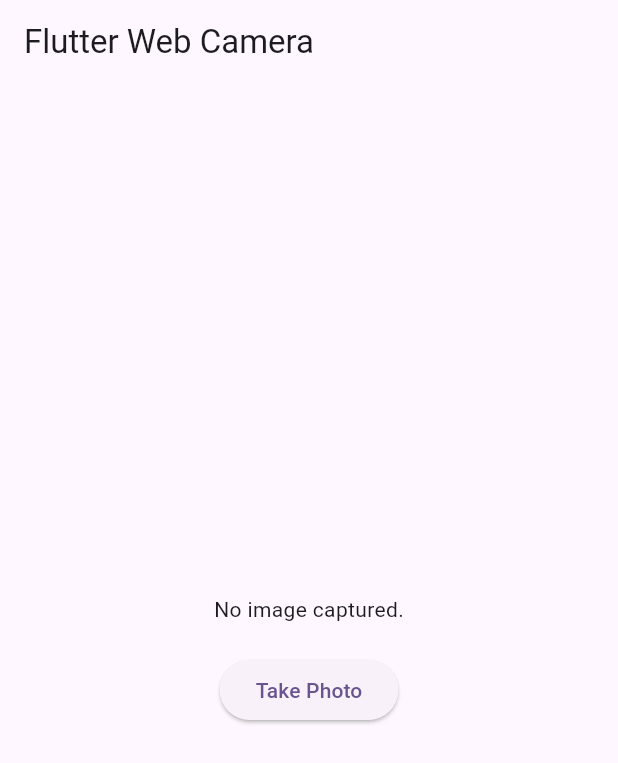
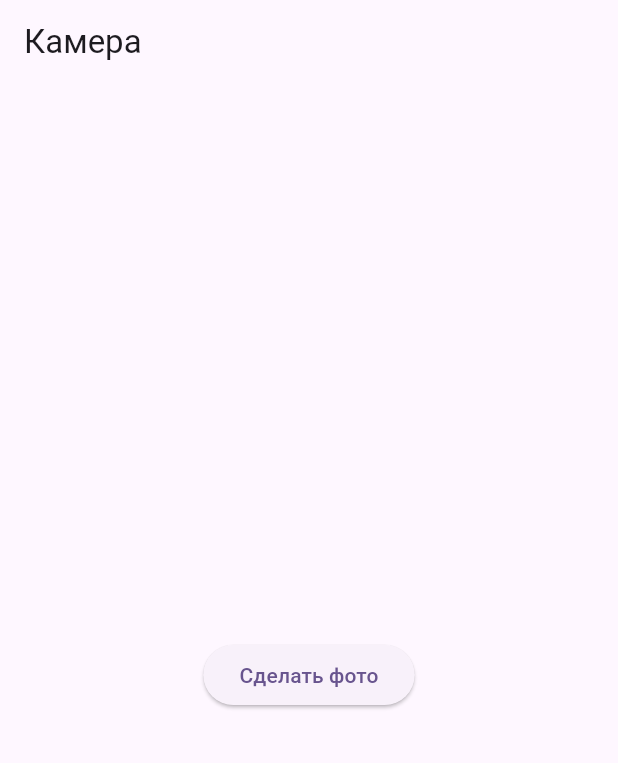
Before and after one commit to artemkholev/flutter_camera, a Flutter app: the screen it shows after launch, on a phone screen of 412 x 824 dp. Shown: the top 763 px of the screen. Run offline on Flutter 3.47's test engine with Material 3 defaults, Android fonts, the phone set to English and light mode, and no system bars; missing offline and left inert: dart:html.

Commit message:
Правки

```diff
--- a/lib/main.dart
+++ b/lib/main.dart
@@ -11,7 +11,7 @@ class MyApp extends StatelessWidget {
   @override
   Widget build(BuildContext context) {
     return MaterialApp(
-      title: 'Flutter Web Camera',
+      title: 'Камера',
       theme: ThemeData(
         colorScheme: ColorScheme.fromSeed(seedColor: Colors.deepPurple),
       ),
@@ -38,7 +38,7 @@ class _CameraScreenState extends State<CameraScreen> {
       videoElement.srcObject = mediaStream;
       videoElement.play();
 
-      final canvas = html.CanvasElement(width: 1000, height: 1000);
+      final canvas = html.CanvasElement(width: 640, height: 480);
       final context = canvas.context2D;
 
       videoElement.onCanPlay.listen((event) {
@@ -54,7 +54,7 @@ class _CameraScreenState extends State<CameraScreen> {
   Widget build(BuildContext context) {
     return Scaffold(
       appBar: AppBar(
-        title: const Text('Flutter Web Camera'),
+        title: const Text('Камера'),
       ),
       body: Center(
         child: Column(
@@ -63,16 +63,15 @@ class _CameraScreenState extends State<CameraScreen> {
             if (_imagePath != null)
               Image.network(
                 _imagePath!,
-                width: 300,
-                height: 300,
+                width: 1000,
+                height: 1000,
                 fit: BoxFit.cover,
               )
             else
-              const Text('No image captured.'),
             const SizedBox(height: 20),
             ElevatedButton(
               onPressed: _takePhoto,
-              child: const Text('Take Photo'),
+              child: const Text('Сделать фото'),
             ),
           ],
         ),
```
